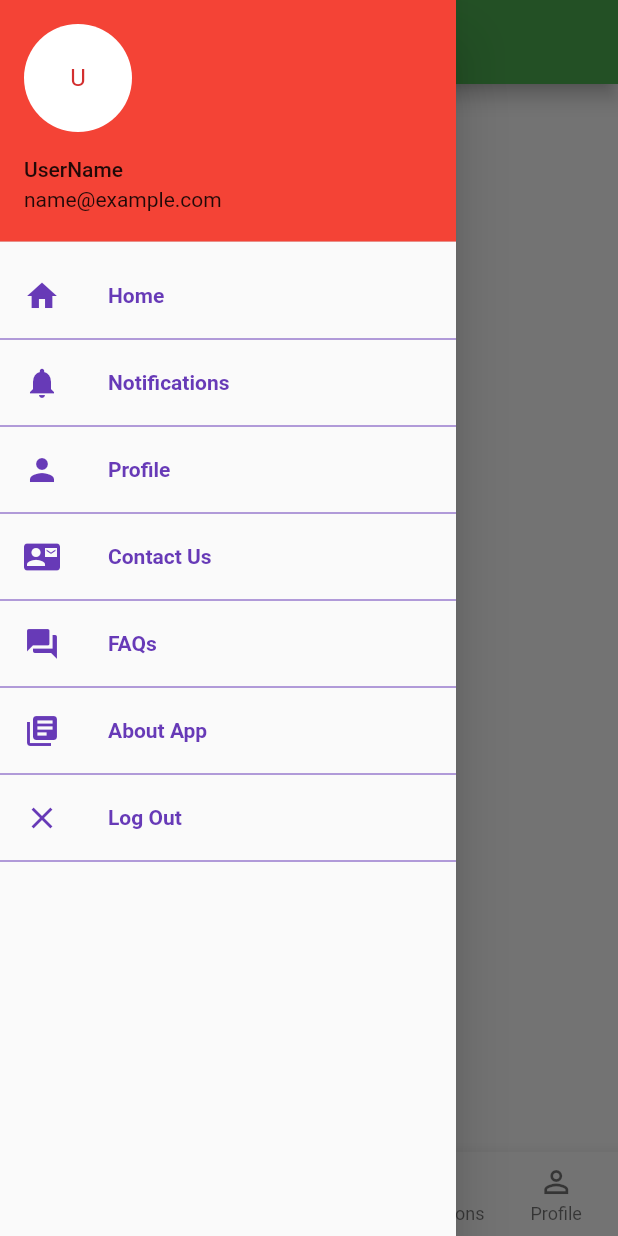
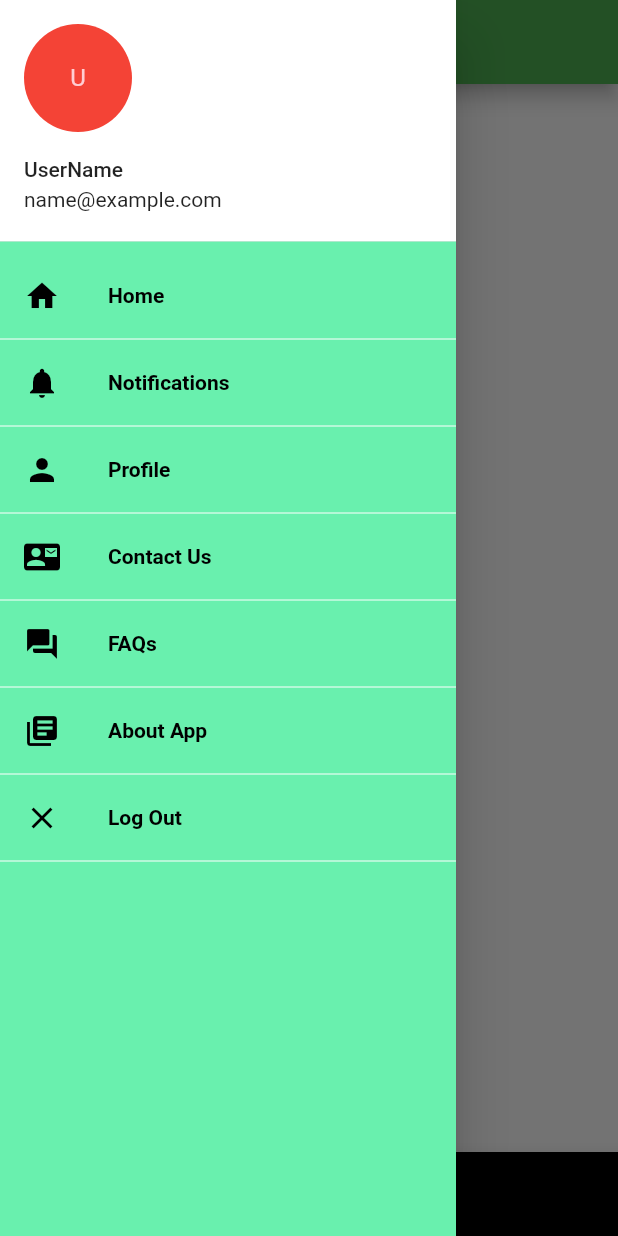
Before and after one commit to kshitijchaudhary/flutter-ekitab-pasal, a Flutter app: the Home screen opened directly, with the side drawer open, on a phone screen of 412 x 824 dp. Run offline on Flutter 3.47's test engine with Material 2 defaults, Android fonts, the phone set to English and light mode, and no system bars; our stand-ins replace shared_preferences; accounts and stored records are empty.

Commit message:
Work on Bottom Navigation and Navigation Drawer

```diff
--- a/lib/login/login.dart
+++ b/lib/login/login.dart
@@ -219,17 +219,18 @@
 // }
 
 //new
-import 'package:flutter/scheduler.dart' show timeDilation;
+//import 'package:flutter/scheduler.dart' show timeDilation;
 //import 'constants.dart';
 
 import 'dart:convert';
+//import 'package:flutter_screenutil/flutter_screenutil.dart';
 
 import 'package:ekitaab_pasal/register/register.dart';
-import 'package:ekitaab_pasal/screens/home.dart';
+//import 'package:ekitaab_pasal/screens/home.dart';
 import 'package:flutter/material.dart';
-import 'package:ekitaab_pasal/network_utils/api.dart';
+//import 'package:ekitaab_pasal/network_utils/api.dart';
 
-import 'package:shared_preferences/shared_preferences.dart';
+//import 'package:shared_preferences/shared_preferences.dart';
 
 //import 'package:ekitaab_pasal/login/login_button.dart';
 
@@ -259,6 +260,10 @@ class _LoginState extends State<Login> {
   }*/
   @override
   Widget build(BuildContext context) {
+// ScreenUtil.instance = ScreenUtil.getInstance()..init(context);
+//     ScreenUtil.instance =
+//         ScreenUtil(width: 800, height: 1334, allowFontScaling: true);
+
 
     //  final inputBorder = BorderRadius.vertical(
     //   bottom: Radius.circular(10.0),
@@ -276,15 +281,15 @@ class _LoginState extends State<Login> {
         crossAxisAlignment: CrossAxisAlignment.start,
         children: <Widget>[
           Container(
-            margin: EdgeInsets.only(left: 80, top: 48),
+            //margin: EdgeInsets.only(left: 40, top: 30),
             height: 50,
             child: Row(
               children: <Widget>[
                 Padding(
                 padding: EdgeInsets.all(10.0),
                 child: Image.asset("assets/logo.png",
-                 width: 100,
-                 height: 200,
+                 width: 300,
+                 height: 400,
                 fit:BoxFit.fill
                 ),
 
--- a/lib/screens/home.dart
+++ b/lib/screens/home.dart
@@ -99,19 +99,19 @@ void _onItemTapped(int index) {
             new ListTile(
               leading: new Icon(
                   d.icon,
-                  color: Colors.deepPurple
+                  color: Colors.black
               ),
               title: new Text(
                   d.title,
                   style: new TextStyle(
-                      color: Colors.deepPurple,
+                      color: Colors.black,
                       fontWeight: FontWeight.bold
                   )),
               selected: i == _selectedIndex,
               onTap: () => _onSelectItem(i),
             ),
             new Divider(
-              color: Colors.deepPurple,
+              color: Colors.white,
               height: 2.0,
             )
           ],
@@ -135,6 +135,7 @@ void _onItemTapped(int index) {
 
             Container(
 
+
             ),
         ],
         ),
@@ -149,19 +150,20 @@ void _onItemTapped(int index) {
 
 
       drawer: new Drawer(
+        child: Container(
+        color:Colors.greenAccent,
         child: new ListView(
           children: <Widget>[
+
             new UserAccountsDrawerHeader(
+
                 accountName: new Text("UserName"),
                 accountEmail: new Text("name@example.com"),
-
-
-
                 // phoneNumber: new Text("00000000"),
 
                 currentAccountPicture: new CircleAvatar(
                   maxRadius: 50.0,
-                  backgroundColor: Colors.white,
+                  backgroundColor: Colors.red,
                   // borderRadius: BorderRadius.all(Radius.circular(50.0)),
                   child: new Text("U"),
                   /*child: new Center(
@@ -174,17 +176,33 @@ void _onItemTapped(int index) {
                   )*/
                  // backgroundImage: new Image.network(src),
                 ),
-
+                decoration: BoxDecoration(
+                  color:Colors.white
+                  ),
             ),
             new Column(
+
               children: drawerOptions
             ),
              ],
         ),
       ),
+      ),
 
+   bottomNavigationBar: new Theme(
+    data: Theme.of(context).copyWith(
+        // sets the background color of the `BottomNavigationBar`
+        canvasColor: Colors.black,
+        // sets the active color of the `BottomNavigationBar` if `Brightness` is light
+        primaryColor: Colors.white,
 
-      bottomNavigationBar: BottomNavigationBar(
+        textTheme: Theme
+            .of(context)
+            .textTheme
+            .copyWith(caption: new TextStyle(color: Colors.white))), // sets the inactive color of the `BottomNavigationBar`
+
+      child: new BottomNavigationBar(
+
           type: BottomNavigationBarType.fixed,
       items: const <BottomNavigationBarItem>[
         BottomNavigationBarItem(
@@ -215,6 +233,7 @@ void _onItemTapped(int index) {
 
 
     //  body: _setDrawerItemWidget(_selectedIndex)
+   ),
     );
 
 
```
